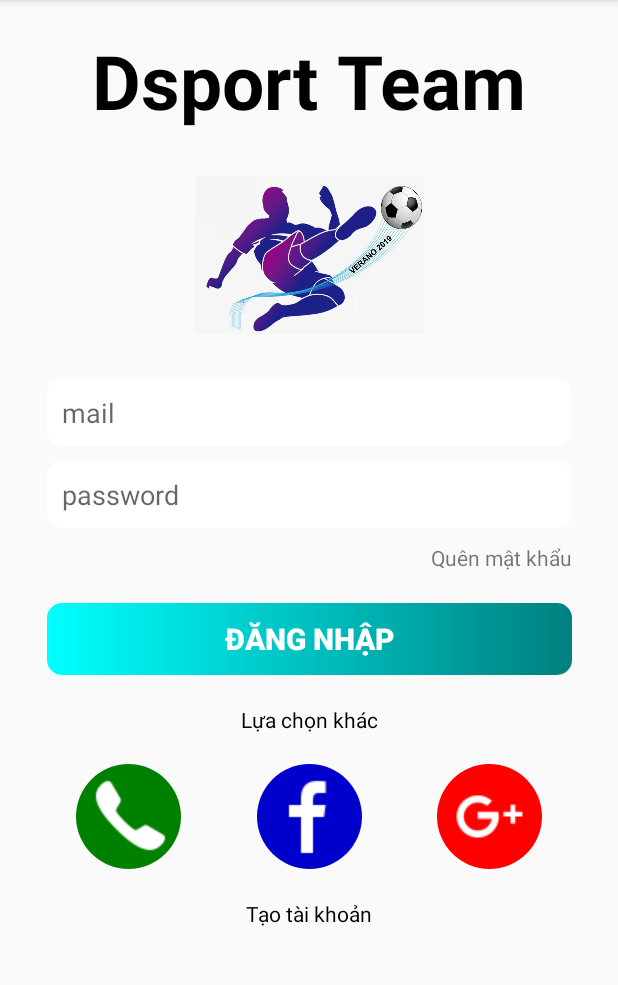
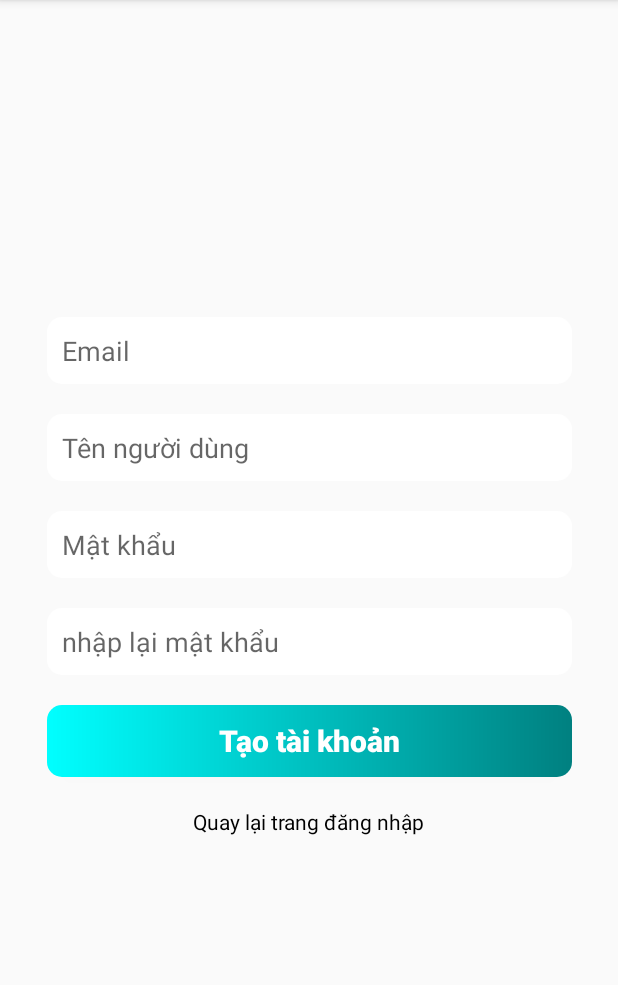
Before and after one commit to tran-duc-thanh/android, an Android app: the screen it shows after launch (MainActivity), on a phone screen of 412 x 824 dp, the part 84-1069 px from its top. Run offline under Robolectric (Android 15) with nearby library versions, the phone set to English and light mode, and no system bars.

Commit message:
commit code

```diff
--- a/app/src/main/java/com/example/helloword/MainActivity.java
+++ b/app/src/main/java/com/example/helloword/MainActivity.java
@@ -9,6 +9,6 @@ public class MainActivity extends AppCompatActivity {
     @Override
     protected void onCreate(Bundle savedInstanceState) {
         super.onCreate(savedInstanceState);
-        setContentView(R.layout.constraint_layout_login);
+        setContentView(R.layout.constraint_layout_regiter);
     }
 }
--- a/app/src/main/res/drawable/my_button.xml
+++ b/app/src/main/res/drawable/my_button.xml
@@ -4,7 +4,5 @@
     <gradient
         android:endColor="@color/teal"
         android:startColor="@color/aqua" />
-    <stroke
-        android:color="@color/white"
-        />
+    <stroke android:color="@color/white" />
 </shape>
--- a/app/src/main/res/layout/constraint_layout_login.xml
+++ b/app/src/main/res/layout/constraint_layout_login.xml
@@ -33,7 +33,7 @@
         android:layout_width="350dp"
         android:layout_height="wrap_content"
         android:layout_marginTop="30dp"
-        android:hint="mail"
+        android:hint="Email"
         android:textColor="@color/darkgray"
         android:inputType="textEmailAddress"
         android:background="@drawable/custom_edit_text"
@@ -46,7 +46,7 @@
         android:layout_width="350dp"
         android:layout_height="wrap_content"
         android:layout_marginTop="10dp"
-        android:hint="password"
+        android:hint="Password"
         android:inputType="textPassword"
         android:textColor="@color/darkgray"
         android:backgroundTint="@color/white"
@@ -74,6 +74,7 @@
         android:textColor="@color/white"
         android:textSize="20dp"
         android:textStyle="bold"
+        android:textAllCaps="false"
         app:layout_constraintLeft_toLeftOf="parent"
         app:layout_constraintRight_toRightOf="parent"
         app:layout_constraintTop_toBottomOf="@id/password" />
--- /dev/null
+++ b/app/src/main/res/layout/constraint_layout_regiter.xml
@@ -0,0 +1,95 @@
+<?xml version="1.0" encoding="utf-8"?>
+<androidx.constraintlayout.widget.ConstraintLayout xmlns:android="http://schemas.android.com/apk/res/android"
+    android:layout_width="match_parent"
+    xmlns:app="http://schemas.android.com/apk/res-auto"
+    android:backgroundTint="@color/silver"
+    android:layout_height="match_parent">
+    <androidx.constraintlayout.widget.ConstraintLayout
+        android:id="@+id/layout"
+        app:layout_constraintTop_toTopOf="parent"
+        app:layout_constraintBottom_toBottomOf="parent"
+        android:layout_width="match_parent"
+        android:layout_height="wrap_content">
+
+        <EditText
+            android:id="@+id/gmail"
+            android:layout_width="350dp"
+            android:layout_height="wrap_content"
+            android:hint="Email"
+            android:textColor="@color/darkgray"
+            android:inputType="textEmailAddress"
+            app:layout_constraintLeft_toLeftOf="parent"
+            app:layout_constraintRight_toRightOf="parent"
+            app:layout_constraintTop_toTopOf="parent"
+            android:background="@drawable/custom_edit_text" />
+
+        <EditText
+            android:id="@+id/username"
+            android:layout_width="350dp"
+            android:layout_height="wrap_content"
+            android:layout_marginTop="20dp"
+            android:hint="Tên người dùng"
+            android:textColor="@color/darkgray"
+            android:inputType="textEmailAddress"
+            app:layout_constraintLeft_toLeftOf="parent"
+            app:layout_constraintRight_toRightOf="parent"
+            app:layout_constraintTop_toBottomOf="@id/gmail"
+            android:background="@drawable/custom_edit_text" />
+
+        <EditText
+            android:id="@+id/password"
+            android:layout_width="350dp"
+            android:layout_height="wrap_content"
+            android:layout_marginTop="20dp"
+            android:hint="Mật khẩu"
+            android:inputType="textPassword"
+            android:textColor="@color/darkgray"
+            android:backgroundTint="@color/white"
+            app:layout_constraintLeft_toLeftOf="parent"
+            app:layout_constraintRight_toRightOf="parent"
+            app:layout_constraintTop_toBottomOf="@id/username"
+            android:background="@drawable/custom_edit_text" />
+
+        <EditText
+            android:id="@+id/confirm"
+            android:layout_width="350dp"
+            android:layout_height="wrap_content"
+            android:layout_marginTop="20dp"
+            android:hint="nhập lại mật khẩu"
+            android:inputType="textPassword"
+            android:textColor="@color/darkgray"
+            android:backgroundTint="@color/white"
+            app:layout_constraintLeft_toLeftOf="parent"
+            app:layout_constraintRight_toRightOf="parent"
+            app:layout_constraintTop_toBottomOf="@id/password"
+            android:background="@drawable/custom_edit_text" />
+
+        <Button
+            android:id="@+id/btnRegiter"
+            android:layout_width="350dp"
+            android:layout_height="wrap_content"
+            android:layout_marginTop="20dp"
+            android:background="@drawable/my_button"
+            android:text="@string/regiter"
+            android:textColor="@color/white"
+            android:textSize="20dp"
+            android:textAllCaps="false"
+            app:layout_constraintLeft_toLeftOf="parent"
+            app:layout_constraintRight_toRightOf="parent"
+            app:layout_constraintTop_toBottomOf="@id/confirm"
+            android:textStyle="bold" />
+
+        <TextView
+            android:layout_width="wrap_content"
+            android:layout_height="wrap_content"
+            android:layout_marginTop="20dp"
+            android:text="Quay lại trang đăng nhập"
+            app:layout_constraintLeft_toLeftOf="parent"
+            app:layout_constraintRight_toRightOf="parent"
+            app:layout_constraintTop_toBottomOf="@id/btnRegiter"
+            android:textColor="@color/black" />
+
+    </androidx.constraintlayout.widget.ConstraintLayout>
+
+
+</androidx.constraintlayout.widget.ConstraintLayout>
--- a/app/src/main/res/values/strings.xml
+++ b/app/src/main/res/values/strings.xml
@@ -1,8 +1,9 @@
 <resources>
     <string name="app_name">Trần Đức Thanh-B19DCCN647</string>
-    <string name="login">ĐĂNG NHẬP</string>
+    <string name="login">Đăng nhập</string>
     <string name="forgot_password">QUÊN MK</string>
     <string name="help">TRỢ GIÚP</string>
+    <string name="regiter">Tạo tài khoản</string>
     <string-array name="country">
         <item>Việt Nam</item>
         <item>Lào</item>
```
